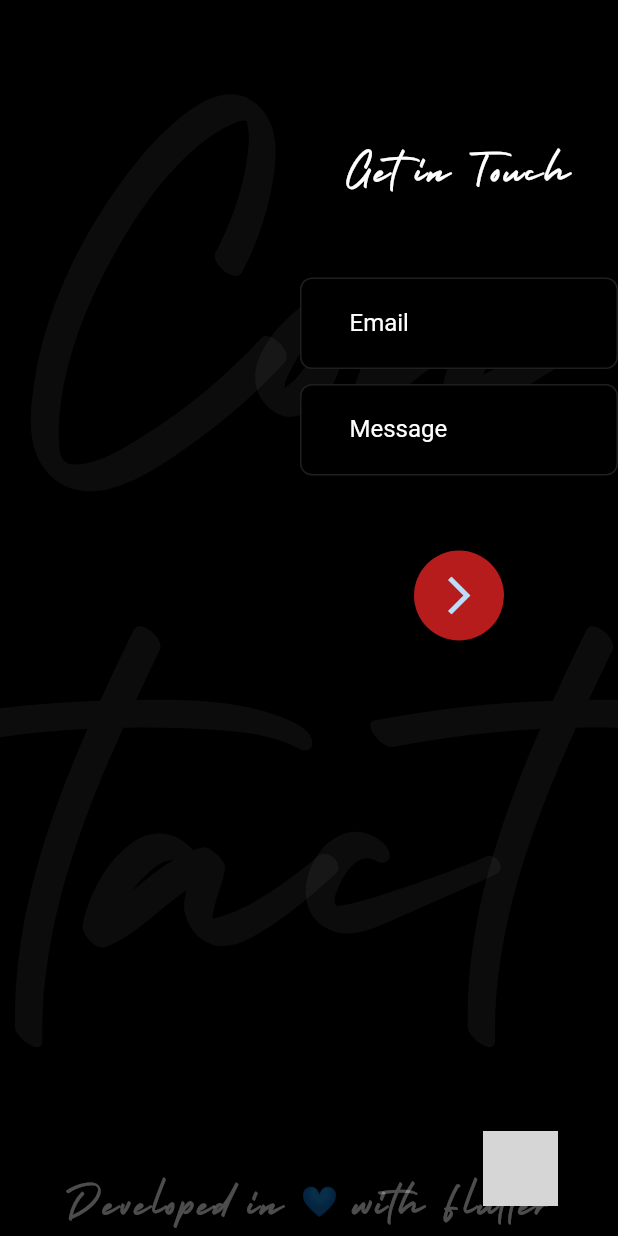
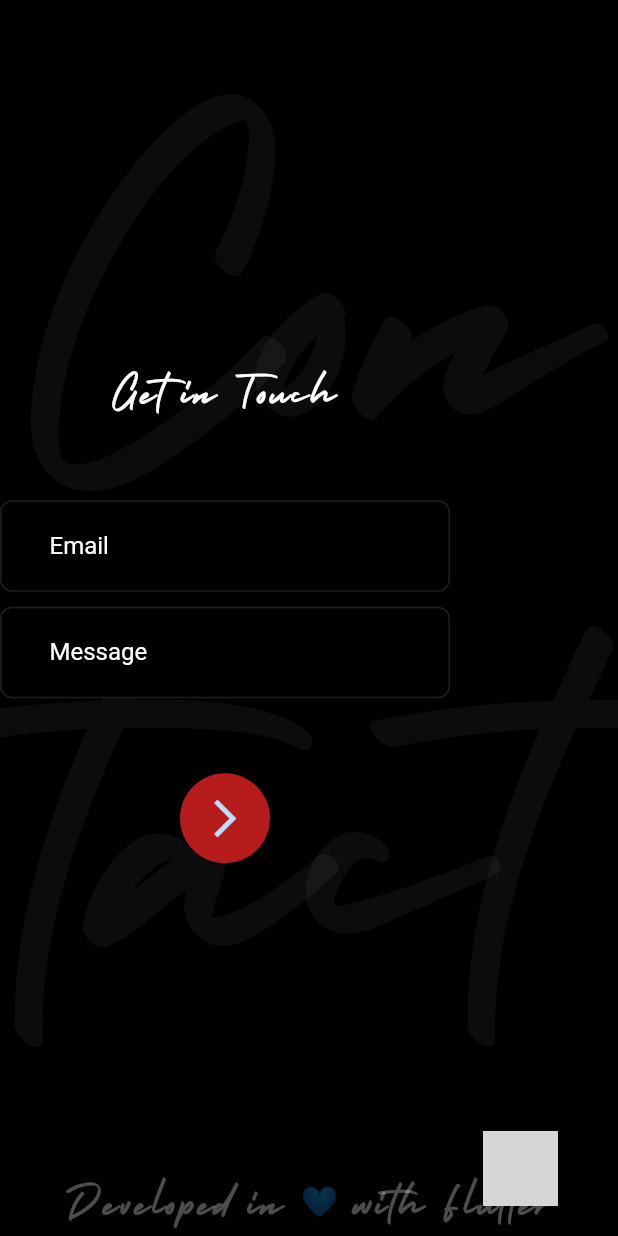
Before and after one commit to msramesh2k1/R---portfolio, a Flutter app: the ThirdScreen screen opened directly, scrolled down 576 dp, after a tap on the "arrow forward ios" icon, on a phone screen of 412 x 824 dp. Run offline on Flutter 3.47's test engine with Material 2 defaults, Android fonts, the phone set to English and light mode, and no system bars; our stand-ins replace animated_text_kit, google_fonts, lottie; network calls fail; Roboto replaces fonts that are missing (lato); grey boxes are pictures that could not be loaded.

Commit message:
feat : whatsapp msg type

```diff
--- a/lib/third_screen.dart
+++ b/lib/third_screen.dart
@@ -251,15 +251,20 @@ class _ThirdScreenState extends State<ThirdScreen> {
                 color: Colors.black,
               ),
               Padding(
-                padding: const EdgeInsets.only(left: 200.0, top: 100),
+                padding: EdgeInsets.only(
+                  left: MediaQuery.of(context).size.width < 600 ? 0 : 200,
+                  top: MediaQuery.of(context).size.width < 600 ? 0 : 100,
+                ),
                 child: Column(
-                  mainAxisAlignment: MainAxisAlignment.start,
+                  mainAxisAlignment: MediaQuery.of(context).size.width < 600
+                      ? MainAxisAlignment.center
+                      : MainAxisAlignment.start,
                   crossAxisAlignment: CrossAxisAlignment.center,
                   children: [
-                    const Positioned(
+                    Positioned(
                       top: 60,
-                      left: 40,
-                      child: Text(
+                      left: MediaQuery.of(context).size.width < 600 ? 20 : 40,
+                      child: const Text(
                         "Get in Touch",
                         textAlign: TextAlign.center,
                         style: TextStyle(
@@ -337,11 +342,18 @@ class _ThirdScreenState extends State<ThirdScreen> {
                       height: 50,
                     ),
                     GestureDetector(
-                      onTap: () async => await launch(
-                          "https://wa.me/${917010862331}?text=Hello"),
+                      onTap: () async {
+                        String _email = emailcontroller.text.toString();
+                        String _msg = msgcontroller.text.toString();
+                        String _mail = "From : ";
+                        String _message = " \nMessage : ";
+                        await launch(
+                            "https://wa.me/${917010862331}?text=$_mail$_email$_message$_msg");
+                      },
                       child: CircleAvatar(
                           backgroundColor: Colors.red[900],
-                          radius: 30,
+                          radius:
+                              MediaQuery.of(context).size.width < 600 ? 30 : 30,
                           child: const Icon(
                             Icons.arrow_forward_ios,
                             size: 30,
```
